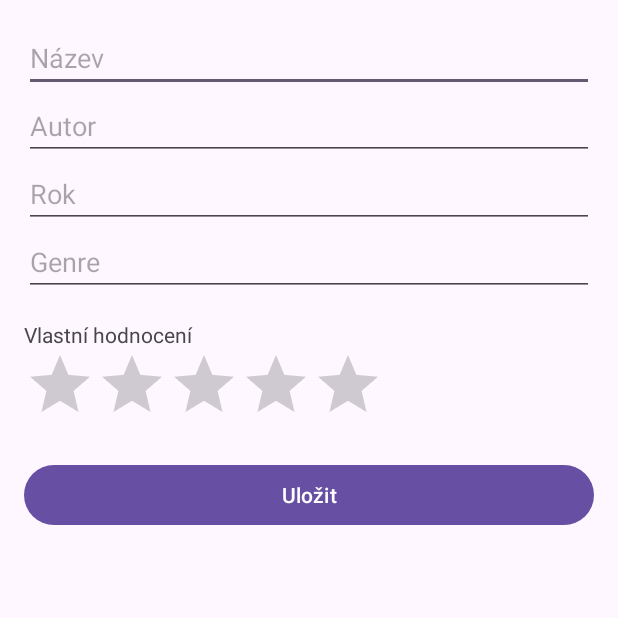
After one commit to artenni4/UPCE-BMTA-PersonalLibrary, an Android app: the AddEditBookActivity screen opened directly, with no data from a screen before it, on a phone screen of 412 x 824 dp, the top half of it. The commit adds this screen. Run offline under Robolectric (Android 15) with nearby library versions, the phone set to English and light mode, and no system bars.

Commit message:
CRUD setup

```diff
--- a/app/src/main/AndroidManifest.xml
+++ b/app/src/main/AndroidManifest.xml
@@ -13,6 +13,9 @@
         android:theme="@style/Theme.PersonalLibrary"
         tools:targetApi="31">
         <activity
+            android:name=".view.AddEditBookActivity"
+            android:exported="false" />
+        <activity
             android:name=".view.BookCatalogueActivity"
             android:exported="true">
             <intent-filter>
--- /dev/null
+++ b/app/src/main/java/cz/upce/personallibrary/view/AddEditBookActivity.kt
@@ -0,0 +1,57 @@
+package cz.upce.personallibrary.view
+
+import android.app.Activity
+import android.content.Intent
+import androidx.appcompat.app.AppCompatActivity
+import android.os.Bundle
+import android.os.Parcelable
+import cz.upce.personallibrary.databinding.ActivityAddEditBookBinding
+import cz.upce.personallibrary.model.Book
+import cz.upce.personallibrary.model.BookRating
+import kotlinx.parcelize.Parcelize
+import java.time.Year
+
+class AddEditBookActivity : AppCompatActivity() {
+    private lateinit var binding: ActivityAddEditBookBinding
+
+    override fun onCreate(savedInstanceState: Bundle?) {
+        super.onCreate(savedInstanceState)
+        binding = ActivityAddEditBookBinding.inflate(layoutInflater)
+        setContentView(binding.root)
+
+        val bookValues = intent.parcelable<BookValues>(BOOK_VALUES)
+
+        binding.buttonSave.setOnClickListener {
+            val editedBook = BookValues(
+                id = bookValues?.id ?: 0,
+                title = binding.editTextTitle.text.toString(),
+                author = binding.editTextAuthor.text.toString(),
+                genre = binding.editTextGenre.text.toString(),
+                publicationYear = Year.parse(binding.editTextPublicationYear.text.toString()),
+                personalRating = BookRating(binding.personalRatingBar.numStars))
+
+            val intent = Intent().putExtra(BOOK_VALUES, editedBook)
+            setResult(Activity.RESULT_OK, intent)
+            finish()
+        }
+    }
+
+    @Parcelize
+    data class BookValues(
+        val id: Int,
+        val title: String,
+        val author: String,
+        val publicationYear: Year,
+        val genre: String,
+        val personalRating: BookRating) : Parcelable {
+            fun toBook() = Book(id, title, author, publicationYear, genre, personalRating)
+
+            companion object {
+                fun fromBook(book: Book) = BookValues(book.id, book.title, book.author, book.publicationYear, book.genre, book.personalRating)
+            }
+        }
+
+    companion object {
+        const val BOOK_VALUES = "BOOK_VALUES"
+    }
+}
--- /dev/null
+++ b/app/src/main/java/cz/upce/personallibrary/view/ParcelableExtensions.kt
@@ -0,0 +1,16 @@
+package cz.upce.personallibrary.view
+
+import android.content.Intent
+import android.os.Build.VERSION.SDK_INT
+import android.os.Bundle
+import android.os.Parcelable
+
+inline fun <reified T : Parcelable> Intent.parcelable(key: String): T? = when {
+    SDK_INT >= 33 -> getParcelableExtra(key, T::class.java)
+    else -> @Suppress("DEPRECATION") getParcelableExtra(key) as? T
+}
+
+inline fun <reified T : Parcelable> Bundle.parcelable(key: String): T? = when {
+    SDK_INT >= 33 -> getParcelable(key, T::class.java)
+    else -> @Suppress("DEPRECATION") getParcelable(key) as? T
+}
--- /dev/null
+++ b/app/src/main/res/layout/activity_add_edit_book.xml
@@ -0,0 +1,62 @@
+<?xml version="1.0" encoding="utf-8"?>
+<ScrollView xmlns:android="http://schemas.android.com/apk/res/android"
+    android:layout_width="match_parent"
+    android:layout_height="match_parent"
+    android:padding="16dp">
+
+    <LinearLayout
+        android:layout_width="match_parent"
+        android:layout_height="wrap_content"
+        android:orientation="vertical">
+
+        <EditText
+            android:id="@+id/editTextTitle"
+            android:layout_width="match_parent"
+            android:layout_height="wrap_content"
+            android:hint="@string/book_title"
+            android:inputType="textCapWords"/>
+
+        <EditText
+            android:id="@+id/editTextAuthor"
+            android:layout_width="match_parent"
+            android:layout_height="wrap_content"
+            android:hint="@string/book_author"
+            android:inputType="textPersonName"/>
+
+        <EditText
+            android:id="@+id/editTextPublicationYear"
+            android:layout_width="match_parent"
+            android:layout_height="wrap_content"
+            android:hint="@string/publication_year"
+            android:inputType="number"/>
+
+        <EditText
+            android:id="@+id/editTextGenre"
+            android:layout_width="match_parent"
+            android:layout_height="wrap_content"
+            android:hint="@string/book_genre"
+            android:inputType="textCapWords"/>
+
+        <TextView
+            android:layout_width="match_parent"
+            android:layout_height="wrap_content"
+            android:text="@string/personal_rating"
+            android:paddingTop="16dp"/>
+
+        <RatingBar
+            android:id="@+id/personalRatingBar"
+            style="?android:attr/ratingBarStyle"
+            android:layout_width="wrap_content"
+            android:layout_height="wrap_content"
+            android:numStars="5"
+            android:stepSize="1.0"/>
+
+        <!-- Button to submit the changes -->
+        <Button
+            android:id="@+id/buttonSave"
+            android:layout_width="match_parent"
+            android:layout_height="wrap_content"
+            android:text="@string/save"
+            android:layout_marginTop="16dp"/>
+    </LinearLayout>
+</ScrollView>
--- a/app/src/main/res/values/strings.xml
+++ b/app/src/main/res/values/strings.xml
@@ -1,7 +1,9 @@
 <resources>
     <string name="app_name">PersonalLibrary</string>
-    <string name="book_title">Title</string>
-    <string name="book_author">Author</string>
-    <string name="publication_year">Year</string>
+    <string name="book_title">Název</string>
+    <string name="book_author">Autor</string>
+    <string name="publication_year">Rok</string>
     <string name="book_genre">Genre</string>
+    <string name="save">Uložit</string>
+    <string name="personal_rating">Vlastní hodnocení</string>
 </resources>
```
Also changed, not shown: app/build.gradle.kts (+5 -2 lines), app/src/main/java/cz/upce/personallibrary/repository/BookRepository.kt (+10 -2 lines), app/src/main/java/cz/upce/personallibrary/view/BookCatalogueActivity.kt (+74 -3 lines), app/src/main/java/cz/upce/personallibrary/view/BookCatalogueAdapter.kt (+20 -4 lines), app/src/main/java/cz/upce/personallibrary/viewmodel/BookCatalogueViewModel.kt (+18 -3 lines), app/src/main/res/layout/activity_book_catalogue.xml (+10 -0 lines), app/src/main/res/layout/book_catalogue_item.xml (+6 -17 lines).
